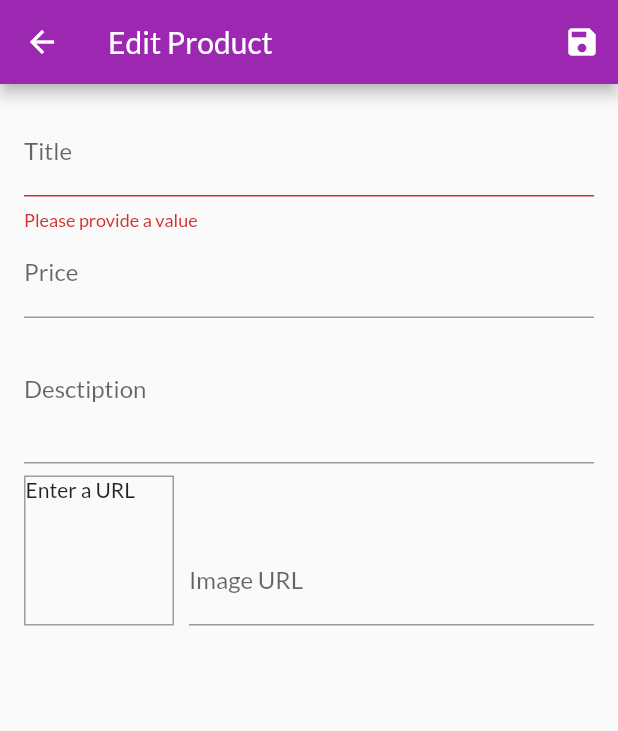
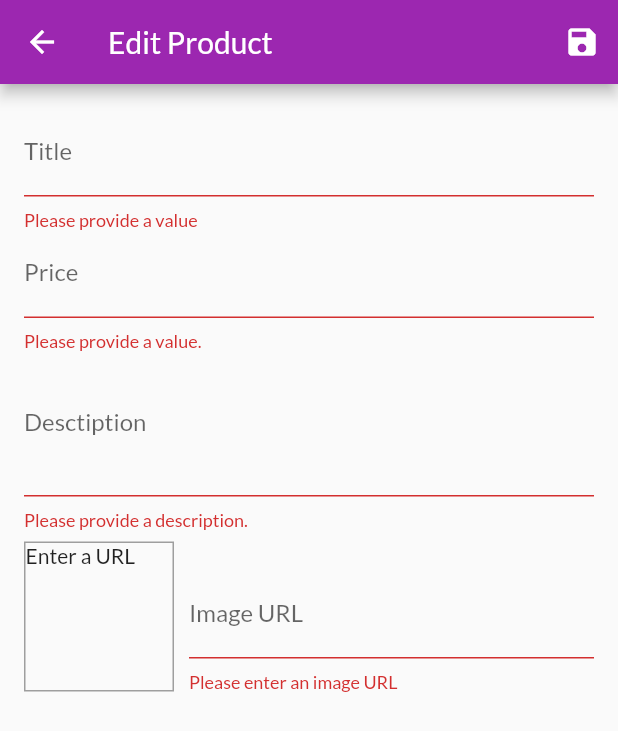
Before and after one commit to Samitti/SHOP-APP, a Flutter app: the EditProductScreen screen opened by its route, after a tap on the "save" icon, on a phone screen of 412 x 824 dp. Shown: the top 731 px of the screen. Run offline on Flutter 3.47's test engine with Material 2 defaults, Android fonts, the phone set to English and light mode, and no system bars; network calls fail.

Commit message:
add aditional validation to the form

```diff
--- a/lib/screens/edit_product_screen.dart
+++ b/lib/screens/edit_product_screen.dart
@@ -40,6 +40,14 @@ class _EditProductScreenState extends State<EditProductScreen> {
 
   void _updateImageUrl() {
     if (!_imageUrlFocusNode.hasFocus) {
+      if (!_imageUrlController.text.isEmpty ||
+          (!_imageUrlController.text.startsWith('http') &&
+              !_imageUrlController.text.startsWith('https')) ||
+          (!_imageUrlController.text.endsWith('.png') &&
+              !_imageUrlController.text.endsWith('.jpg') &&
+              !_imageUrlController.text.endsWith('.jpeg'))) {
+        return;
+      }
       setState(() {});
     }
   }
@@ -104,6 +112,18 @@ class _EditProductScreenState extends State<EditProductScreen> {
                 onFieldSubmitted: (_) {
                   FocusScope.of(context).requestFocus(_descriptionFocusNode);
                 },
+                validator: (value) {
+                  if (value!.isEmpty) {
+                    return 'Please provide a value.';
+                  }
+                  if (double.tryParse(value) == null) {
+                    return 'Please enter a valid number.';
+                  }
+                  if (double.parse(value) <= 0) {
+                    return 'Please enter a number greater than zero.';
+                  }
+                  return null;
+                },
                 onSaved: (value) {
                   _editedProduct = Product(
                     id: _editedProduct.id,
@@ -119,6 +139,15 @@ class _EditProductScreenState extends State<EditProductScreen> {
                 maxLines: 3,
                 keyboardType: TextInputType.multiline,
                 focusNode: _descriptionFocusNode,
+                validator: (value) {
+                  if (value!.isEmpty) {
+                    return 'Please provide a description.';
+                  }
+                  if (value.length < 10) {
+                    return 'Should be least 10 characters long.';
+                  }
+                  return null;
+                },
                 onSaved: (value) {
                   _editedProduct = Product(
                     id: _editedProduct.id,
@@ -167,6 +196,21 @@ class _EditProductScreenState extends State<EditProductScreen> {
                       onEditingComplete: () {
                         setState(() {});
                       },
+                      validator: (value) {
+                        if (value!.isEmpty) {
+                          return 'Please enter an image URL';
+                        }
+                        if (!value.startsWith('http') &&
+                            !value.startsWith('https')) {
+                          return 'Please enter a valid URL.';
+                        }
+                        if (!value.endsWith('.png') &&
+                            !value.endsWith('.jpg') &&
+                            !value.endsWith('.jpeg')) {
+                          return 'Please enter a valid image URL.';
+                        }
+                        return null;
+                      },
                       onSaved: (value) {
                         _editedProduct = Product(
                           id: _editedProduct.id,
```
